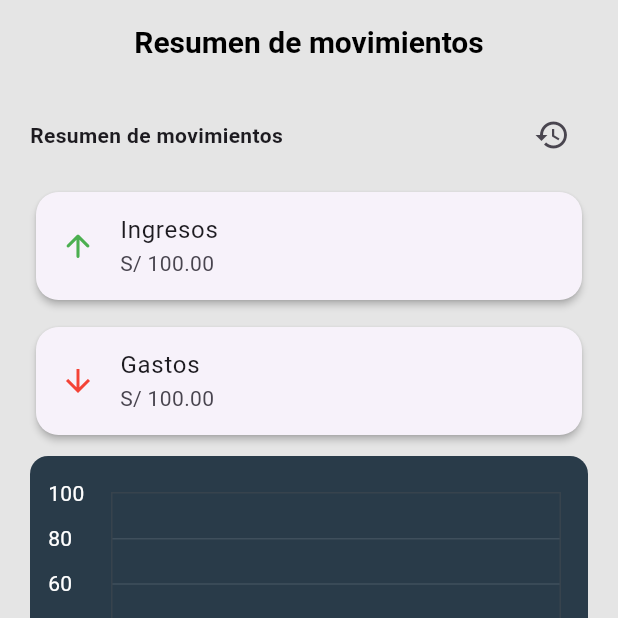
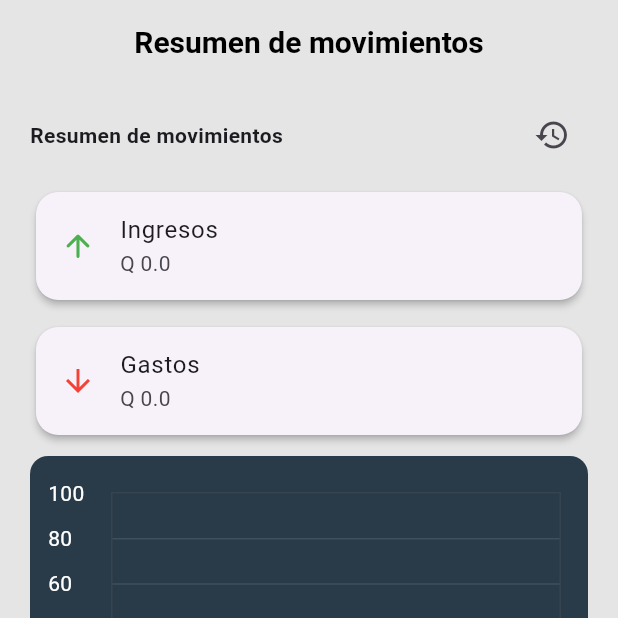
Before and after one commit to FerxhoDev/ControlGastos, a Flutter app: the screen it shows after launch, on a phone screen of 412 x 824 dp, the top half of it. Run offline on Flutter 3.47's test engine with Material 3 defaults, Android fonts, the light colour scheme and no system bars; drawn by our look-alikes of fl_chart.

Commit message:
Sumary Screen functionality

```diff
--- a/lib/screens/summary_screen.dart
+++ b/lib/screens/summary_screen.dart
@@ -1,8 +1,11 @@
 import 'package:flutter/material.dart';
 import 'package:gestapp/models/expense_data.dart';
+import 'package:gestapp/models/transaction.dart';
+import 'package:gestapp/provider/transaction_provider.dart';
 import 'package:gestapp/screens/transaction_form_screen.dart';
 import 'package:gestapp/screens/transaction_history_screen.dart';
 import 'package:gestapp/widgets/expense_chart.dart';
+import 'package:provider/provider.dart';
 
 class SummaryScreen extends StatelessWidget {
   const SummaryScreen({super.key});
@@ -10,13 +13,16 @@ class SummaryScreen extends StatelessWidget {
   @override
   Widget build(BuildContext context) {
 
-    final List<ExpenseData> expenses = [
-    ExpenseData("Comida", 500),
-    ExpenseData("Salud", 700),
-    ExpenseData("Entreten", 300),
-    ExpenseData("Transp", 450),
-    ExpenseData("otros", 600),
-  ];
+    final transactionProvider = Provider.of<TransactionProvider>(context);
+    final transactions = transactionProvider.transactions;
+
+    final totalIncome = transactions
+        .where((transaction) => transaction.type == TransactionType.income)
+        .fold(0.0, (sum, transaction) => sum + transaction.amount);
+
+    final totalExpense = transactions
+        .where((transaction) => transaction.type == TransactionType.expense)
+        .fold(0.0, (sum, transaction) => sum + transaction.amount);
 
 
     return Scaffold(
@@ -44,19 +50,19 @@ class SummaryScreen extends StatelessWidget {
                 ],
               ),
               const SizedBox(height: 10),
-              const Card(
+              Card(
                 child: ListTile(
-                  leading: Icon(Icons.arrow_upward_rounded, color: Colors.green,),
-                  title: Text('Ingresos'),
-                  subtitle: Text('S/ 100.00'),
+                  leading: const Icon(Icons.arrow_upward_rounded, color: Colors.green,),
+                  title: const Text('Ingresos'),
+                  subtitle: Text('Q $totalIncome'),
                 ),
               ),
               const SizedBox(height: 10),
-              const Card(
+              Card(
                 child: ListTile(
-                  leading: Icon(Icons.arrow_downward_outlined, color: Colors.red,),
-                  title: Text('Gastos'),
-                  subtitle: Text('S/ 100.00'),
+                  leading: const Icon(Icons.arrow_downward_outlined, color: Colors.red,),
+                  title: const Text('Gastos'),
+                  subtitle: Text('Q $totalExpense'),
                 ),
               ),
               const SizedBox(height: 10),
```
Also changed, not shown: lib/widgets/total_chart.dart (added, +207 -0 lines).
